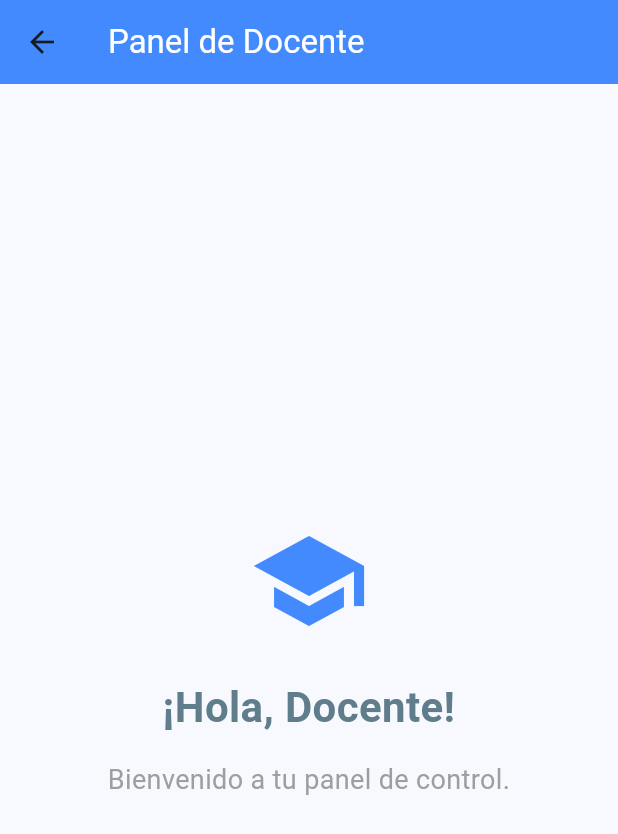
After one commit to e1409e/smged, a Flutter app: the DocenteDashboardScreen screen opened directly, on a phone screen of 412 x 824 dp. The commit adds this screen. Shown: the top 834 px of the screen. Run offline on Flutter 3.47's test engine with Material 3 defaults, Android fonts, the phone set to English and light mode, and no system bars; our stand-ins replace data_table_2, shared_preferences; accounts and stored records are empty.

Commit message:
Vistas administrador y docentes estructuradas

```diff
--- /dev/null
+++ b/lib/layout/screens/docente_dashboard_screen.dart
@@ -0,0 +1,50 @@
+import 'package:flutter/material.dart';
+
+/// Pantalla de bienvenida para el rol de Docente.
+class DocenteDashboardScreen extends StatelessWidget {
+  const DocenteDashboardScreen({super.key});
+
+  @override
+  Widget build(BuildContext context) {
+    return Scaffold(
+      appBar: AppBar(
+        title: const Text(
+          'Panel de Docente',
+          style: TextStyle(color: Colors.white), // Puedes ajustar el color y estilo
+        ),
+        backgroundColor: Colors.blueAccent, // Un color distintivo para el AppBar
+      ),
+      body: const Center(
+        child: Column(
+          mainAxisAlignment: MainAxisAlignment.center,
+          children: [
+            Icon(
+              Icons.school, // Un icono relacionado con docentes
+              size: 80,
+              color: Colors.blueAccent,
+            ),
+            SizedBox(height: 24),
+            Text(
+              '¡Hola, Docente!',
+              style: TextStyle(
+                fontSize: 28,
+                fontWeight: FontWeight.bold,
+                color: Colors.blueGrey,
+              ),
+              textAlign: TextAlign.center,
+            ),
+            SizedBox(height: 16),
+            Text(
+              'Bienvenido a tu panel de control.',
+              style: TextStyle(
+                fontSize: 18,
+                color: Colors.grey,
+              ),
+              textAlign: TextAlign.center,
+            ),
+          ],
+        ),
+      ),
+    );
+  }
+}
--- a/lib/routes.dart
+++ b/lib/routes.dart
@@ -1,44 +1,45 @@
 // lib/routes.dart
 import 'package:flutter/material.dart';
-import 'package:smged/layout/screens/login_screen.dart'; // Asegúrate de que esta ruta sea correcta
-import 'package:smged/layout/screens/home_screen.dart'; // Asegúrate de que esta ruta sea correcta
-import 'package:smged/layout/screens/estudiantes_screen.dart'; // Asegúrate de que esta ruta sea correcta
-import 'package:smged/layout/screens/forms/estudiante_form_screen.dart'; // ¡La ruta a tu formulario de estudiante!
+
+// No necesitas importar LoginScreen o HomeScreen aquí,
+// ya que la lógica principal de autenticación se maneja en main.dart
+// import 'package:smged/layout/screens/login_screen.dart';
+// import 'package:smged/layout/screens/home_screen.dart';
+
+import 'package:smged/layout/screens/estudiantes_screen.dart';
+import 'package:smged/layout/screens/forms/estudiante_form_screen.dart';
 
 /// Una clase que contiene las constantes de las rutas de tu aplicación.
-/// Usar constantes ayuda a prevenir errores tipográficos y facilita refactorizar.
 class AppRoutes {
-  static const String initialRoute = '/'; // Ruta de inicio de la aplicación
-  static const String loginRoute = '/login'; // Ruta para la pantalla de login
-  static const String homeRoute = '/home'; // Ruta para la pantalla principal (home)
-  static const String estudiantesList = '/estudiantes'; // Ruta para la lista de estudiantes
-  static const String estudianteForm = '/estudianteForm'; // Ruta para el formulario de estudiante
+  // initialRoute y loginRoute/homeRoute ya no son relevantes para el flujo principal de auth
+  // static const String initialRoute = '/';
+  // static const String loginRoute = '/login';
+  // static const String homeRoute = '/home';
+
+  static const String estudiantesList =
+      '/estudiantes'; // Ruta para la lista de estudiantes
+  static const String estudianteForm =
+      '/estudianteForm'; // Ruta para el formulario de estudiante
+
+  // Puedes definir aquí otras rutas para tus dashboards si las usas con Navigator.pushNamed
+  // static const String adminDashboardRoute = '/adminDashboard';
+  // static const String docenteDashboardRoute = '/docenteDashboard';
 }
 
-/// Función de nivel superior que devuelve el mapa de todas las rutas de la aplicación.
-/// Recibe el estado de autenticación y los callbacks para que la ruta inicial
-/// pueda decidir qué pantalla mostrar (Login o Home).
-Map<String, WidgetBuilder> getApplicationRoutes(
-  bool isLoggedIn, // Indica si el usuario está logueado
-  VoidCallback onLoginSuccess, // Callback cuando el login es exitoso
-  void Function(BuildContext) onLogout, // Callback para cerrar sesión
-) {
+// Esta función ahora solo devuelve un mapa de rutas para navegación INTERNA.
+// YA NO RECIBE NINGÚN PARÁMETRO DE AUTENTICACIÓN.
+Map<String, WidgetBuilder> getApplicationRoutes() {
+  // <--- ¡Sin parámetros aquí!
   return <String, WidgetBuilder>{
-    // La ruta inicial de la aplicación.
-    // Decide entre LoginScreen o HomeScreen basándose en el estado de isLoggedIn.
-    AppRoutes.initialRoute: (BuildContext context) => isLoggedIn
-        ? HomeScreen(onLogout: () => onLogout(context))
-        : LoginScreen(onLoginSuccess: onLoginSuccess),
+    // La ruta inicial para la decisión de auth se maneja en main.dart (propiedad 'home')
+    // por lo tanto, no se define aquí.
+    AppRoutes.estudiantesList: (BuildContext context) =>
+        const EstudiantesScreen(),
+    AppRoutes.estudianteForm: (BuildContext context) =>
+        const EstudianteFormScreen(),
 
-    // Ruta explícita para la pantalla de estudiantes.
-    AppRoutes.estudiantesList: (BuildContext context) => const EstudiantesScreen(),
-
-    // Ruta explícita para el formulario de estudiante.
-    AppRoutes.estudianteForm: (BuildContext context) => const EstudianteFormScreen(),
-
-    // Opcional: Si necesitaras navegar directamente a login o home desde otro lugar
-    // (aparte del flujo inicial), podrías definirlas aquí también:
-    // AppRoutes.loginRoute: (BuildContext context) => LoginScreen(onLoginSuccess: onLoginSuccess),
-    // AppRoutes.homeRoute: (BuildContext context) => HomeScreen(onLogout: () => onLogout(context)),
+    // Agrega aquí el resto de tus rutas internas.
+    // AppRoutes.adminDashboardRoute: (BuildContext context) => const AdminDashboardScreen(),
+    // AppRoutes.docenteDashboardRoute: (BuildContext context) => const DocenteDashboardScreen(),
   };
 }
--- a/pubspec.yaml
+++ b/pubspec.yaml
@@ -13,6 +13,7 @@ dependencies:
   json_annotation: ^4.8.1
   data_table_2: ^2.5.11
   intl: ^0.19.0
+  shared_preferences: ^2.2.0
 dev_dependencies:
   flutter_test:
     sdk: flutter
```
Also changed, not shown: lib/api/models/login_response.dart (+4 -10 lines), lib/api/services/auth_service.dart (+28 -19 lines), lib/layout/screens/admin_dashboard_screen.dart (added, +18 -0 lines), lib/layout/screens/estudiantes_screen.dart (+47 -33 lines), lib/layout/screens/login_screen.dart (+44 -19 lines), lib/layout/widgets/custom_drawer.dart (+31 -18 lines), lib/main.dart (+79 -24 lines), lib/api/models/login_response.g.dart, pubspec.lock, 1 other file.
